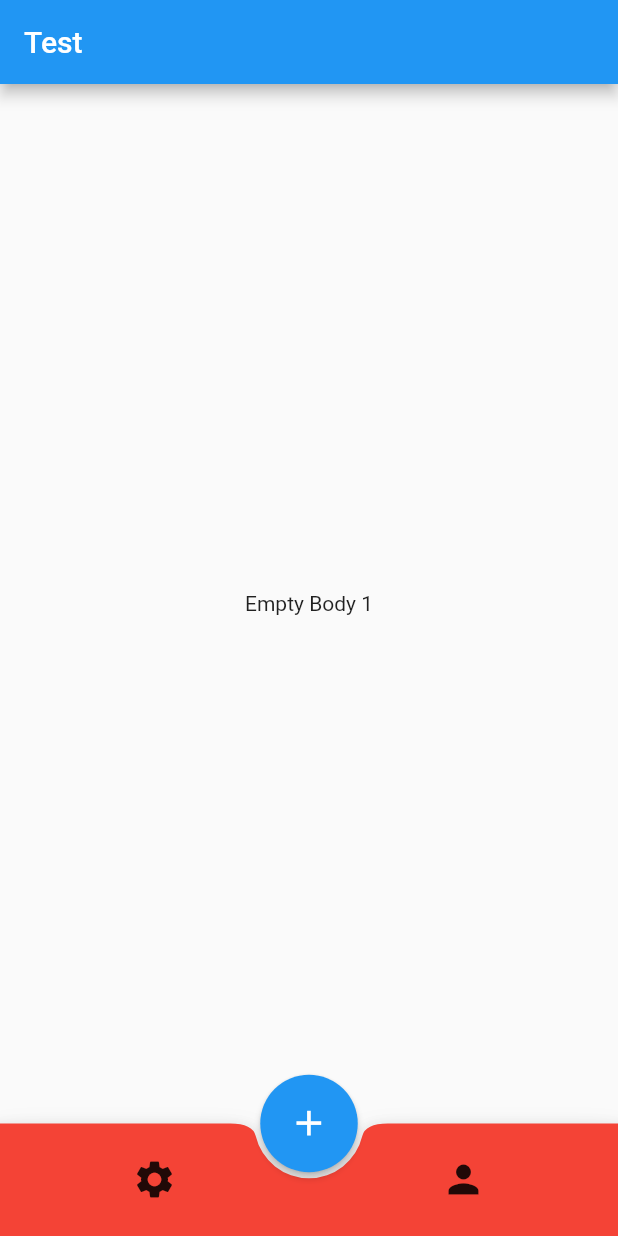
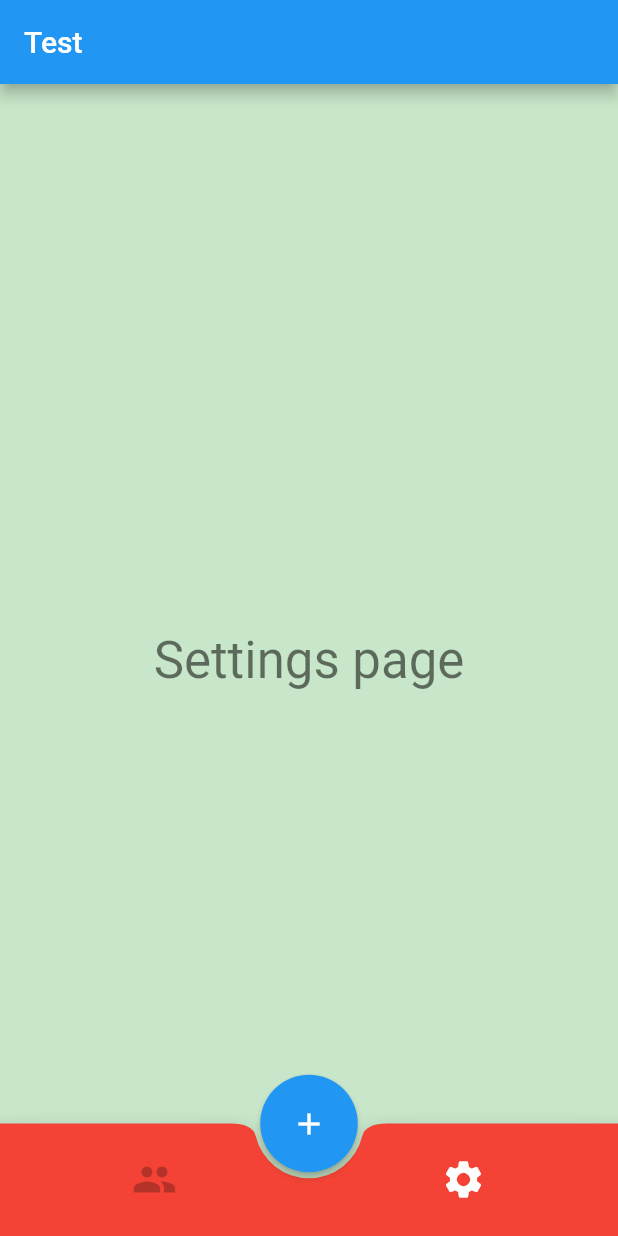
Before and after one commit to byAmerigo/example_flutetr, a Flutter app: the screen it shows after launch, after a tap on the "settings" icon, on a phone screen of 412 x 824 dp. Run offline on Flutter 3.47's test engine with Material 2 defaults, Android fonts, the phone set to English and light mode, and no system bars.

Commit message:
Ti ho messo anche dei componenti che magari non conosci e una semplice transizione per navigare tra le pagine.

```diff
--- a/lib/home.dart
+++ b/lib/home.dart
@@ -1,3 +1,6 @@
+import 'package:example/view/add_page.dart';
+import 'package:example/view/profile_page.dart';
+import 'package:example/view/settings_page.dart';
 import 'package:flutter/material.dart';
 
 class Home extends StatefulWidget {
@@ -6,15 +9,125 @@ class Home extends StatefulWidget {
 }
 
 class _Home extends State<Home> {
-  PageController _myPage = PageController(initialPage: 0);
+  PageController _myPageController;
+  List<Widget> _pageList = [ProfilePage(), SettingsPage()];
+  int _currentPage = 0;
+
+  @override
+  void initState() {
+    _myPageController = PageController(initialPage: 0);
+    super.initState();
+  }
+
+  @override
+  void dispose() {
+    _myPageController.dispose();
+    super.dispose();
+  }
+
+  void handleChangePage(int toPageIndex) {
+    _myPageController.animateToPage(toPageIndex,
+        duration: Duration(milliseconds: 500), curve: Curves.easeInOut);
+    setState(() {
+      _currentPage = toPageIndex;
+    });
+  }
+
   @override
   Widget build(BuildContext context) {
     return Scaffold(
+      extendBody: true,
       appBar: AppBar(
         title: Text("Test"),
       ),
+      body: PageView.builder(
+        itemCount: _pageList.length,
+        controller: _myPageController,
+        onPageChanged: (index) {
+          setState(() {
+            _currentPage = index;
+          });
+        },
+        itemBuilder: (BuildContext context, int index) {
+          return _pageList[index];
+        },
+      ),
+      bottomNavigationBar: buildBottomAppBar(),
+      floatingActionButtonLocation: FloatingActionButtonLocation.centerDocked,
+      floatingActionButton: buildFloatingActionButton(),
+    );
+  }
 
-      bottomNavigationBar: BottomAppBar(
+  SizedBox buildFloatingActionButton() {
+    return SizedBox(
+      height: 65,
+      width: 65,
+      child: FloatingActionButton(
+        onPressed: () {
+          showDialog(
+              context: context,
+              child: AlertDialog(
+                shape: RoundedRectangleBorder(
+                    borderRadius: BorderRadius.all(Radius.circular(10.0))),
+                title: Text("Vuoi creare qualcosa?"),
+                content: Column(
+                  mainAxisSize: MainAxisSize.min,
+                  children: <Widget>[
+                    Text(
+                        "Lorem ipsum dolor sit amet, consectetur adipiscing elit, sed do eiusmod tempor incididunt ut labore et dolore magna aliqua. Ut enim ad minim veniam, quis nostrud"),
+                    SizedBox(
+                      height: 20,
+                    ),
+                    Row(
+                      mainAxisAlignment: MainAxisAlignment.center,
+                      children: <Widget>[
+                        RaisedButton(
+                          child: Text('Prova'),
+                          onPressed: () {
+                            Navigator.push(
+                              context,
+                              PageRouteBuilder(
+                                pageBuilder:
+                                    (context, animation1, animation2) =>
+                                        AddPage(),
+                                transitionsBuilder:
+                                    (context, animation1, animation2, child) {
+                                  print(animation1.value);
+                                  return SlideTransition(
+                                    position: Tween<Offset>(
+                                      //prova a cambiare i valori di offset per decidere da che parte far partire l'animazione.
+                                      //il primo numero indicano l'asse orizzontale (-1 è sinistra, 1 è destra)
+                                      //il secondo invece l'asse horizzontale(-1 è in alto, 1 è in basso)
+                                      begin: const Offset(0, 1),
+                                      end: Offset.zero,
+                                    ).animate(animation1),
+                                    child: child,
+                                  );
+                                },
+                                transitionDuration:
+                                    //cambia la durata per decidere quanto tempo deve metterci a cambiare pagina
+                                    Duration(milliseconds: 2000),
+                              ),
+                            );
+                          },
+                        )
+                      ],
+                    )
+                  ],
+                ),
+              ));
+        },
+        child: Icon(
+          Icons.add,
+          color: Colors.white,
+        ),
+        elevation: 2.0,
+      ),
+    );
+  }
+
+  BottomAppBar buildBottomAppBar() {
+    return BottomAppBar(
       color: Colors.red,
       shape: CircularNotchedRectangle(),
       child: Container(
@@ -23,72 +136,23 @@ class _Home extends State<Home> {
           mainAxisSize: MainAxisSize.max,
           mainAxisAlignment: MainAxisAlignment.spaceAround,
           children: <Widget>[
-              IconButton(
-                iconSize: 30.0,
-                icon: Icon(Icons.settings),
-                onPressed: () {
-                  setState(() {
-                    _myPage.jumpToPage(1);
-                  });
-                },
-              ),
-              IconButton(
-                iconSize: 30.0,
-                icon: Icon(Icons.person),
-                onPressed: () {
-                  setState(() {
-                    _myPage.jumpToPage(2);
-                  });
-                },
-              )
+            buildNavItem(indexPage: 0, icon: Icons.people),
+            buildNavItem(indexPage: 1, icon: Icons.settings),
           ],
-          ),
-        ),
-      ),
-      body: PageView(
-        controller: _myPage,
-        onPageChanged: (int) {
-          print('Page Changes to index $int');
-        },
-        children: <Widget>[
-          Center(
-            child: Container(
-              child: Text('Empty Body 0'),
-            ),
-          ),
-          Center(
-            child: Container(
-              child: Text('Empty Body 1'),
-            ),
-          ),
-          Center(
-            child: Container(
-              child: Text('Empty Body 2'),
-            ),
-          ),
-        ],
-        physics: NeverScrollableScrollPhysics(), // Comment this if you need to use Swipe.
-      ),
-
-      floatingActionButtonLocation: FloatingActionButtonLocation.centerDocked,
-      floatingActionButton: Container(
-        height: 65.0,
-        width: 65.0,
-        child: FittedBox(
-          child: FloatingActionButton(
-            onPressed: () {
-              setState(() {
-                _myPage.jumpToPage(0);
-              });
-            },
-            child: Icon(
-              Icons.add,
-              color: Colors.white,
-            ),
-            elevation: 2.0,
-          ),
         ),
       ),
     );
   }
+
+  Widget buildNavItem({int indexPage, IconData icon}) {
+    var isActive = indexPage == _currentPage ? true : false;
+    var color = isActive ? Colors.white : Colors.black26;
+
+    return IconButton(
+        iconSize: 30.0,
+        icon: Icon(icon, color: color),
+        onPressed: () {
+          handleChangePage(indexPage);
+        });
   }
+}
--- /dev/null
+++ b/lib/view/profile_page.dart
@@ -0,0 +1,19 @@
+import 'package:flutter/material.dart';
+
+class ProfilePage extends StatelessWidget {
+  const ProfilePage({
+    Key key,
+  }) : super(key: key);
+
+  @override
+  Widget build(BuildContext context) {
+    return Container(
+      color: Colors.purple[100],
+      child: Center(
+          child: Text(
+        'Profile page',
+        style: Theme.of(context).textTheme.headline4,
+      )),
+    );
+  }
+}
--- /dev/null
+++ b/lib/view/settings_page.dart
@@ -0,0 +1,15 @@
+import 'package:flutter/material.dart';
+
+class SettingsPage extends StatelessWidget {
+  @override
+  Widget build(BuildContext context) {
+    return Container(
+      color: Colors.green[100],
+      child: Center(
+          child: Text(
+        'Settings page',
+        style: Theme.of(context).textTheme.headline4,
+      )),
+    );
+  }
+}
```
Also changed, not shown: lib/view/add_page.dart (added, +33 -0 lines), lib/view/page2.dart (deleted, +0 -117 lines), lib/view/page1.dart (deleted). Lines whose indentation alone changed are shown as unchanged.
